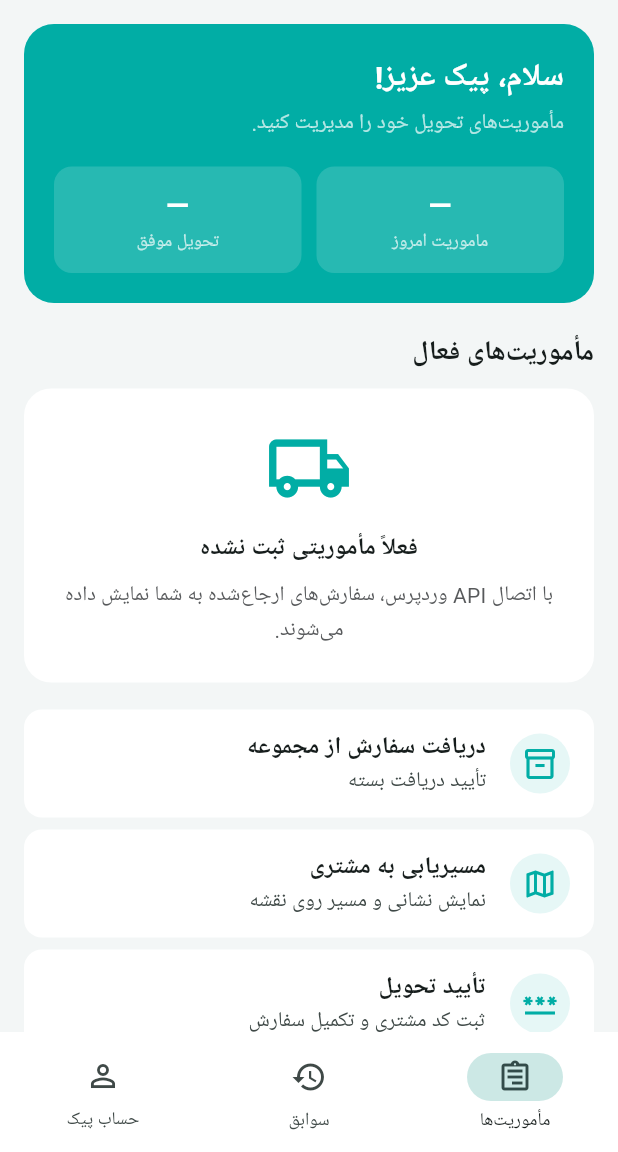
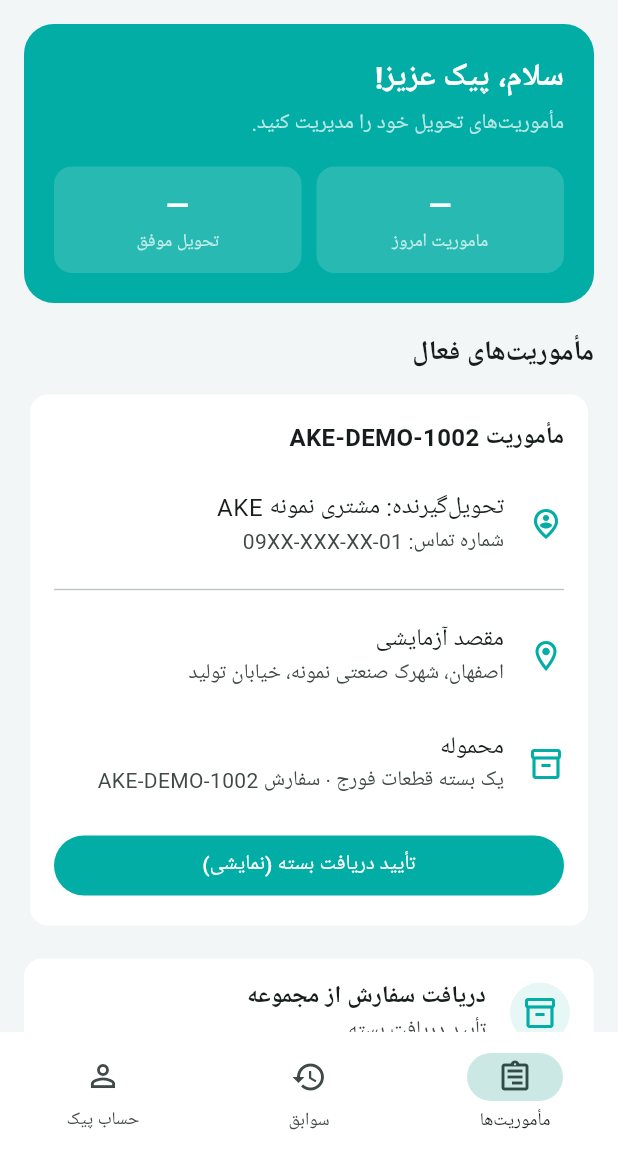
Before and after one commit to alirezabarati66/ake-foring-desktop, a Flutter app: the screen it shows after launch, in the side drawer, after a tap on "پنل پیک", on a phone screen of 412 x 824 dp, the part 84-1236 px from its top. Run offline on Flutter 3.47's test engine with Material 3 defaults, Android fonts, the phone set to English and light mode, and no system bars; network calls fail.

Commit message:
Populate demo customer and courier accounts

```diff
--- a/ake_app/lib/main.dart
+++ b/ake_app/lib/main.dart
@@ -443,10 +443,11 @@ class Account extends StatefulWidget {
 }
 
 class _AccountState extends State<Account> {
-  String name = 'مشتری AKE';
-  String phone = 'شماره موبایل ثبت نشده';
-  String email = '';
-  String company = '';
+  // Demo-only customer profile; replace with authenticated WooCommerce data later.
+  String name = 'مشتری نمونه AKE';
+  String phone = '09XX-XXX-XX-01';
+  String email = 'customer-demo@example.com';
+  String company = 'مجموعه نمونه قطعات صنعتی';
   final addressController = TextEditingController();
 
   @override
@@ -530,15 +531,15 @@ class _AccountState extends State<Account> {
     const Text('حساب کاربری من', style: TextStyle(fontSize: 18, fontWeight: FontWeight.bold)),
     const SizedBox(height: 10),
     Row(children: [
-      Expanded(child: _ProfileActionCard(icon: Icons.shopping_bag_outlined, title: 'سفارش‌ها', subtitle: 'پیگیری خریدها', onTap: () => _showInfo('سفارش‌های من', 'پس از ورود به حساب ووکامرس، سفارش‌های واقعی و وضعیت ارسال آن‌ها در این قسمت نمایش داده می‌شود.'))),
+      Expanded(child: _ProfileActionCard(icon: Icons.shopping_bag_outlined, title: 'سفارش‌ها', subtitle: '۲ سفارش آزمایشی', onTap: () => _showInfo('سفارش‌های من', 'AKE-DEMO-1002 | قطعه فورج سفارشی | در حال آماده‌سازی\n\nAKE-DEMO-1001 | مجموعه قطعات صنعتی | تحویل‌شده\n\nاین سفارش‌ها صرفاً نمایشی هستند و در سایت ثبت نشده‌اند.'))),
       const SizedBox(width: 9),
-      Expanded(child: _ProfileActionCard(icon: Icons.location_on_outlined, title: 'نشانی‌ها', subtitle: 'آدرس تحویل', onTap: () => _showInfo('نشانی‌های من', 'مدیریت و انتخاب نشانی تحویل پس از اتصال حساب کاربری فعال می‌شود.'))),
+      Expanded(child: _ProfileActionCard(icon: Icons.location_on_outlined, title: 'نشانی‌ها', subtitle: 'نشانی پیش‌فرض نمونه', onTap: () => _showInfo('نشانی تحویل نمونه', 'اصفهان، شهرک صنعتی نمونه، خیابان تولید، پلاک آزمایشی\n\nاین نشانی ساختگی است و فقط برای نمایش رابط کاربری است.'))),
     ]),
     const SizedBox(height: 9),
     Row(children: [
-      Expanded(child: _ProfileActionCard(icon: Icons.favorite_border, title: 'علاقه‌مندی‌ها', subtitle: 'محصولات ذخیره‌شده', onTap: () => _showInfo('علاقه‌مندی‌ها', 'فهرست محصولات موردعلاقه پس از پیاده‌سازی ذخیره‌سازی حساب نمایش داده می‌شود.'))),
+      Expanded(child: _ProfileActionCard(icon: Icons.favorite_border, title: 'علاقه‌مندی‌ها', subtitle: '۳ محصول نمونه', onTap: () => _showInfo('علاقه‌مندی‌های نمونه', 'قطعات فورج فولادی\nقطعات خودرو\nقطعات صنعتی سفارشی\n\nاین فهرست فعلاً نمایشی است.'))),
       const SizedBox(width: 9),
-      Expanded(child: _ProfileActionCard(icon: Icons.support_agent_outlined, title: 'پشتیبانی', subtitle: 'ارتباط با ما', onTap: () => _showInfo('پشتیبانی AKE', 'برای پیگیری سفارش یا دریافت راهنمایی با واحد فروش آریان کوب اسپادانا در ارتباط باشید.'))),
+      Expanded(child: _ProfileActionCard(icon: Icons.support_agent_outlined, title: 'پشتیبانی', subtitle: 'پیگیری و راهنمایی', onTap: () => _showInfo('پشتیبانی AKE', 'موضوع نمونه: پیگیری سفارش AKE-DEMO-1002\nوضعیت: درخواست آزمایشی\n\nاطلاعات تماس واقعی پس از اتصال مسیر پشتیبانی درج می‌شود.'))),
     ]),
     const SizedBox(height: 18),
     const Text('اطلاعات تماس', style: TextStyle(fontSize: 17, fontWeight: FontWeight.bold)),
@@ -648,16 +649,21 @@ class _CourierPanelState extends State<CourierPanel> {
       SizedBox(height: 18), Row(children: [Expanded(child: _CourierStat('ماموریت امروز')), SizedBox(width: 10), Expanded(child: _CourierStat('تحویل موفق'))]),
     ])),
     const SizedBox(height: 20), const Text('مأموریت‌های فعال', style: TextStyle(fontSize: 18, fontWeight: FontWeight.bold)), const SizedBox(height: 10),
-    Container(padding: const EdgeInsets.all(24), decoration: BoxDecoration(color: Colors.white, borderRadius: BorderRadius.circular(18)), child: const Column(children: [
-      Icon(Icons.local_shipping_outlined, size: 58, color: teal), SizedBox(height: 12),
-      Text('فعلاً مأموریتی ثبت نشده', style: TextStyle(fontSize: 16, fontWeight: FontWeight.bold)), SizedBox(height: 8),
-      Text('با اتصال API وردپرس، سفارش‌های ارجاع‌شده به شما نمایش داده می‌شوند.', textAlign: TextAlign.center, style: TextStyle(color: grey, height: 1.6)),
-    ])),
+    Card(color: Colors.white, elevation: 0, child: Padding(padding: const EdgeInsets.all(16), child: Column(crossAxisAlignment: CrossAxisAlignment.start, children: [
+      const Text('مأموریت AKE-DEMO-1002', style: TextStyle(fontWeight: FontWeight.bold, fontSize: 16)),
+      const SizedBox(height: 10),
+      const ListTile(contentPadding: EdgeInsets.zero, leading: Icon(Icons.person_pin_circle_outlined, color: teal), title: Text('تحویل‌گیرنده: مشتری نمونه AKE'), subtitle: Text('شماره تماس: 09XX-XXX-XX-01')),
+      const Divider(),
+      const ListTile(contentPadding: EdgeInsets.zero, leading: Icon(Icons.location_on_outlined, color: teal), title: Text('مقصد آزمایشی'), subtitle: Text('اصفهان، شهرک صنعتی نمونه، خیابان تولید')),
+      const ListTile(contentPadding: EdgeInsets.zero, leading: Icon(Icons.inventory_2_outlined, color: teal), title: Text('محموله'), subtitle: Text('یک بسته قطعات فورج · سفارش AKE-DEMO-1002')),
+      const SizedBox(height: 8),
+      SizedBox(width: double.infinity, child: FilledButton(onPressed: () => ScaffoldMessenger.of(context).showSnackBar(const SnackBar(content: Text('این مأموریت فقط نمایشی است؛ ثبت واقعی پس از اتصال API فعال می‌شود.'))), child: const Text('تأیید دریافت بسته (نمایشی)'), style: FilledButton.styleFrom(backgroundColor: teal))),
+    ]))),
     const SizedBox(height: 14), const _MissionStep(Icons.inventory_2_outlined, 'دریافت سفارش از مجموعه', 'تأیید دریافت بسته'),
     const _MissionStep(Icons.map_outlined, 'مسیریابی به مشتری', 'نمایش نشانی و مسیر روی نقشه'),
     const _MissionStep(Icons.password_outlined, 'تأیید تحویل', 'ثبت کد مشتری و تکمیل سفارش'),
   ]);
-  Widget _history() => const Center(child: Padding(padding: EdgeInsets.all(24), child: Text('سوابق تحویل پس از اتصال API نمایش داده می‌شود.', textAlign: TextAlign.center)));
+  Widget _history() => ListView(padding: const EdgeInsets.all(16), children: [const Text('سوابق تحویل آزمایشی', style: TextStyle(fontSize: 18, fontWeight: FontWeight.bold)), const SizedBox(height: 12), Card(color: Colors.white, elevation: 0, child: ListTile(leading: const CircleAvatar(backgroundColor: Color(0xFFE4F5F2), child: Icon(Icons.check_circle, color: teal)), title: const Text('AKE-DEMO-1001'), subtitle: const Text('تحویل موفق · مشتری نمونه AKE\nقطعات صنعتی · مقصد آزمایشی اصفهان'), trailing: const Text('دیروز', style: TextStyle(color: grey, fontSize: 11)))), const SizedBox(height: 8), const Text('این سابقه ساختگی است و در سفارش‌های واقعی سایت وجود ندارد.', style: TextStyle(color: grey, fontSize: 12))]);
   Widget _profile() => const CourierProfile();
 }
 
@@ -668,11 +674,12 @@ class CourierProfile extends StatefulWidget {
 }
 
 class _CourierProfileState extends State<CourierProfile> {
-  String name = 'پیک AKE';
-  String phone = '';
+  // Demo-only courier profile; all operational data is simulated locally.
+  String name = 'امیر رضایی (پیک آزمایشی)';
+  String phone = '09XX-XXX-XX-02';
   String vehicle = 'موتورسیکلت';
-  String plate = '';
-  bool online = false;
+  String plate = 'پلاک آزمایشی';
+  bool online = true;
 
   Future<void> _edit() async {
     final nameCtrl = TextEditingController(text: name);
```
